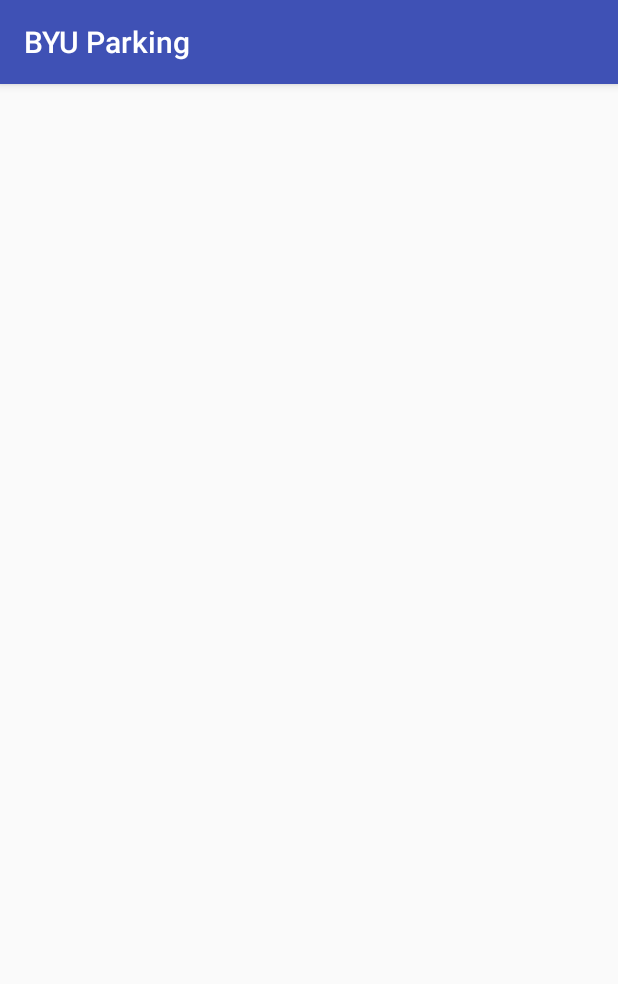
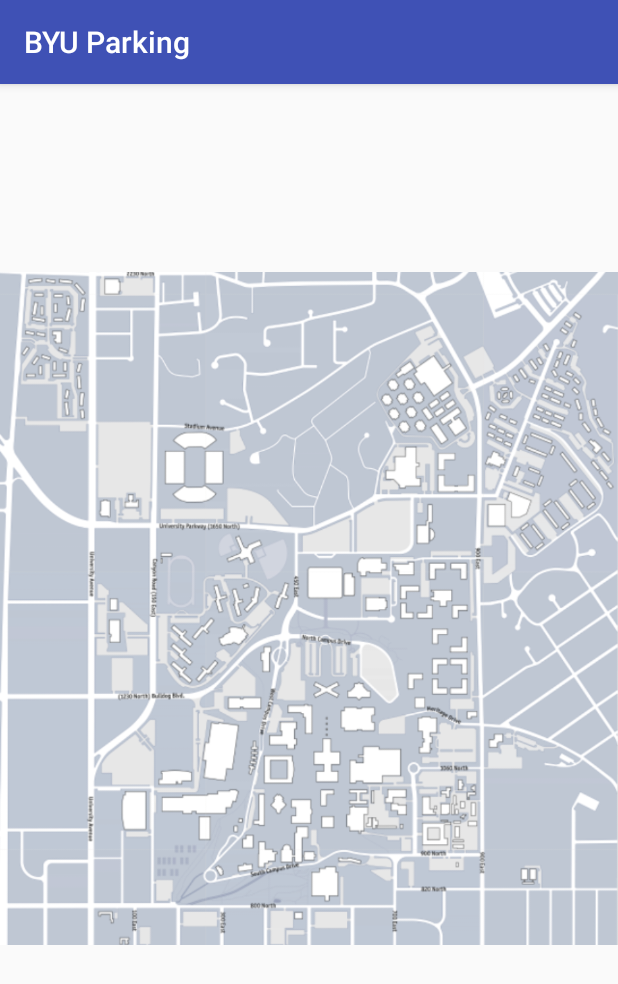
Before and after one commit to tsmith1644/BYUParking, an Android app: the screen it shows after launch (MainActivity), on a phone screen of 412 x 824 dp. Shown: the top 984 px of the screen. Run offline under Robolectric (Android 15) with nearby library versions, the phone set to English and light mode, and no system bars.

Commit message:
Add files via upload, Added the map to the parking view

```diff
--- a/app/src/main/res/layout/activity_main.xml
+++ b/app/src/main/res/layout/activity_main.xml
@@ -6,4 +6,11 @@
     android:layout_height="match_parent"
     tools:context="byu.byuparking.MainActivity">
 
+    <ImageView
+        android:id="@+id/imageView2"
+        android:layout_width="wrap_content"
+        android:layout_height="wrap_content"
+        app:srcCompat="@drawable/map"
+        tools:layout_editor_absoluteX="0dp"
+        tools:layout_editor_absoluteY="0dp" />
 </android.support.constraint.ConstraintLayout>
```
Also changed, not shown: app/src/main/res/drawable/map.png (added), 2 other files.
